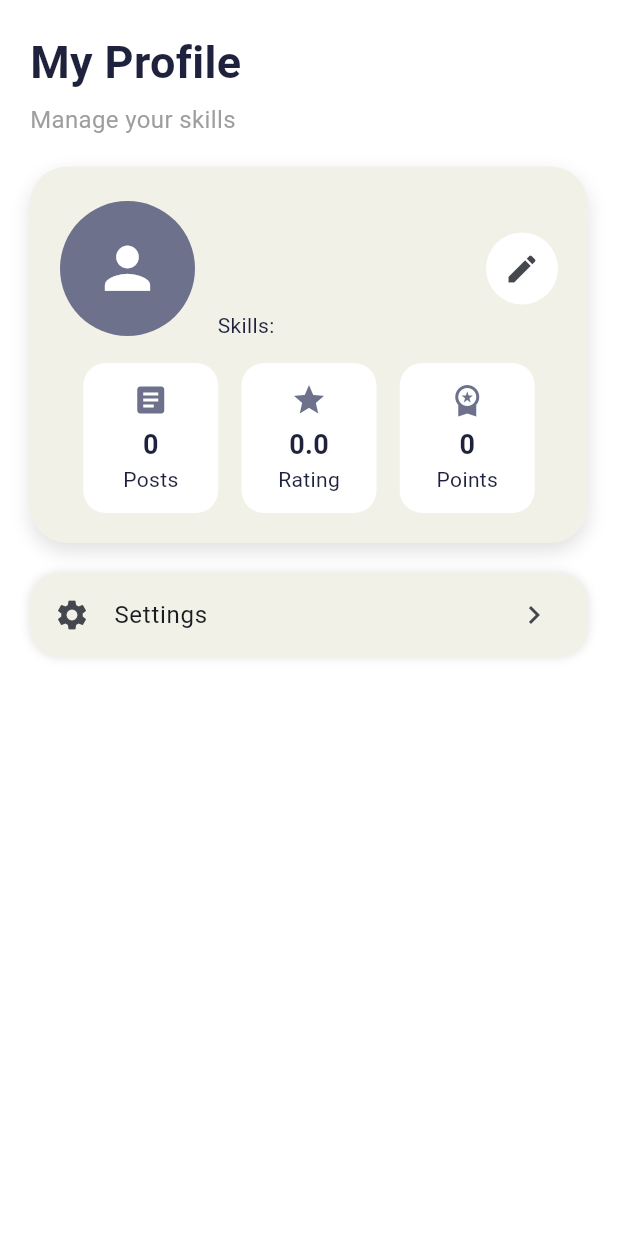
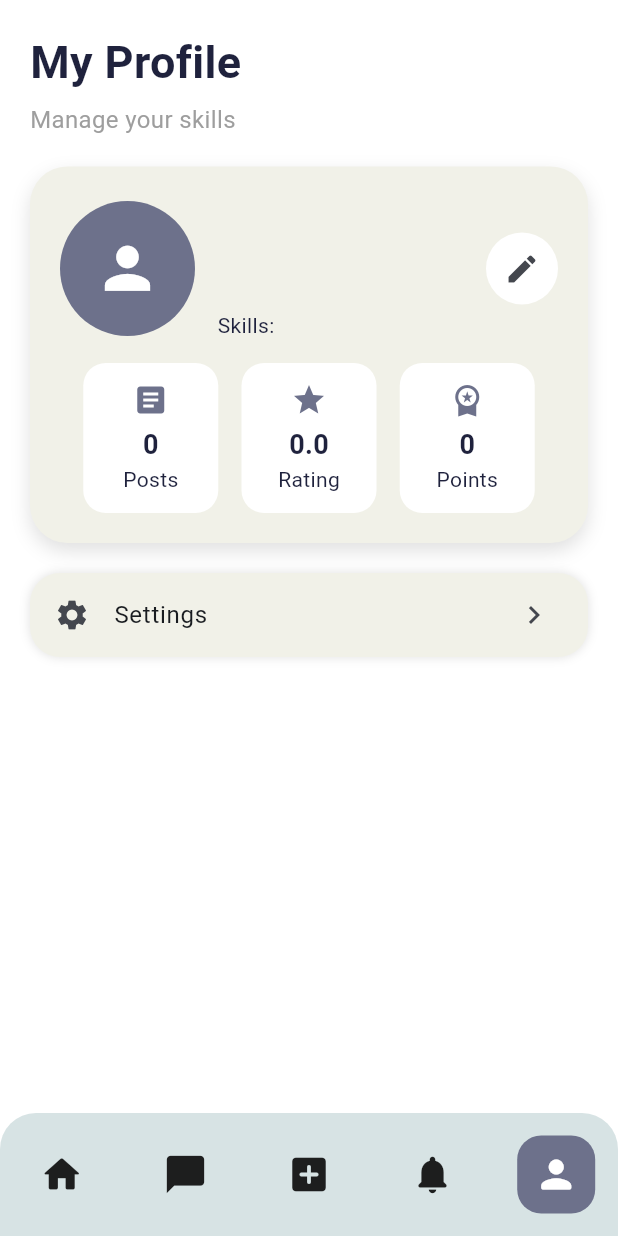
Before and after one commit to BehJiaLing/campus_skillswap, a Flutter app: the ProfilePage screen opened by its route, on a phone screen of 412 x 824 dp. Run offline on Flutter 3.47's test engine with Material 3 defaults, Android fonts, the phone set to English and light mode, and no system bars; our stand-ins replace cloud_firestore, firebase_auth, firebase_core, firebase_storage, image_picker; accounts and stored records are empty.

Commit message:
upd: updated sidebar and updated the main.dart initial page

```diff
--- a/lib/screens/chat/chat_list_page.dart
+++ b/lib/screens/chat/chat_list_page.dart
@@ -2,6 +2,7 @@ import 'package:flutter/material.dart';
 import 'package:cloud_firestore/cloud_firestore.dart';
 import 'package:firebase_auth/firebase_auth.dart';
 import 'chat_detail_page.dart';
+import '../../widgets/bottom_sidebar.dart';
 
 class ChatListPage extends StatefulWidget {
   const ChatListPage({super.key});
@@ -60,6 +61,7 @@ class _ChatListPageState
 
     return Scaffold(
       appBar: AppBar(
+        automaticallyImplyLeading: false,
         title: const Text("Chat History"),
       ),
 
@@ -404,6 +406,7 @@ class _ChatListPageState
           ),
         ],
       ),
+      bottomNavigationBar: const BottomSidebar(currentIndex: 1),
     );
 
   }
--- a/lib/screens/profile/profile_page.dart
+++ b/lib/screens/profile/profile_page.dart
@@ -6,13 +6,20 @@ import 'package:image_picker/image_picker.dart';
 import 'package:firebase_storage/firebase_storage.dart';
 import 'profile_edit_page.dart';
 import 'settings_page.dart';
+import '../../widgets/bottom_sidebar.dart';
 
 class ProfilePage extends StatelessWidget {
   const ProfilePage({super.key});
 
-  Future<void> uploadProfileImage() async {
-    final uid = FirebaseAuth.instance.currentUser!.uid;
+  Future<void> uploadProfileImage(BuildContext context) async {
+    final user = FirebaseAuth.instance.currentUser;
 
+    if (user == null) {
+      Navigator.pushReplacementNamed(context, '/login');
+      return;
+    }
+
+    final uid = user.uid;
     final picker = ImagePicker();
 
     final image = await picker.pickImage(
@@ -32,28 +39,42 @@ class ProfilePage extends StatelessWidget {
 
     final url = await ref.getDownloadURL();
 
-    await FirebaseFirestore.instance
-        .collection('users')
-        .doc(uid)
-        .update({
+    await FirebaseFirestore.instance.collection('users').doc(uid).update({
       'photoUrl': url,
     });
   }
 
   @override
   Widget build(BuildContext context) {
-    final uid = FirebaseAuth.instance.currentUser!.uid;
+    final user = FirebaseAuth.instance.currentUser;
+
+    if (user == null) {
+      return Scaffold(
+        body: Center(
+          child: ElevatedButton(
+            onPressed: () {
+              Navigator.pushReplacementNamed(context, '/login');
+            },
+            child: const Text("Back to Login"),
+          ),
+        ),
+      );
+    }
+
+    final uid = user.uid;
 
     return Scaffold(
-
-
       body: StreamBuilder<DocumentSnapshot>(
         stream: FirebaseFirestore.instance
             .collection('users')
             .doc(uid)
             .snapshots(),
-
         builder: (context, snapshot) {
+          if (snapshot.hasError) {
+            return const Center(
+              child: Text("Failed to load profile"),
+            );
+          }
 
           if (!snapshot.hasData) {
             return const Center(
@@ -61,18 +82,30 @@ class ProfilePage extends StatelessWidget {
             );
           }
 
-          final data =
-          snapshot.data!.data() as Map<String, dynamic>;
+          if (!snapshot.data!.exists || snapshot.data!.data() == null) {
+            return Center(
+              child: ElevatedButton(
+                onPressed: () {
+                  Navigator.pushReplacementNamed(context, '/create-profile');
+                },
+                child: const Text("Create Profile"),
+              ),
+            );
+          }
+
+          final data = snapshot.data!.data() as Map<String, dynamic>;
+
+          final photoUrl = data['photoUrl'] ?? '';
+          final name = data['name'] ?? 'No Name';
+          final course = data['course'] ?? '';
+          final school = data['school'] ?? '';
+          final skills = data['skills'] ?? [];
 
           return SingleChildScrollView(
             padding: const EdgeInsets.all(20),
-
             child: Column(
-              crossAxisAlignment:
-              CrossAxisAlignment.start,
-
+              crossAxisAlignment: CrossAxisAlignment.start,
               children: [
-
                 const Text(
                   "My Profile",
                   style: TextStyle(
@@ -96,10 +129,7 @@ class ProfilePage extends StatelessWidget {
                 Container(
                   decoration: BoxDecoration(
                     color: const Color(0xFFF1F1E8),
-
-                    borderRadius:
-                    BorderRadius.circular(25),
-
+                    borderRadius: BorderRadius.circular(25),
                     boxShadow: const [
                       BoxShadow(
                         color: Colors.black12,
@@ -108,27 +138,21 @@ class ProfilePage extends StatelessWidget {
                       ),
                     ],
                   ),
-
                   child: Padding(
                     padding: const EdgeInsets.all(20),
-
                     child: Column(
                       children: [
-
                         Row(
                           children: [
-
                             GestureDetector(
-                              onTap: uploadProfileImage,
+                              onTap: () => uploadProfileImage(context),
                               child: CircleAvatar(
                                 radius: 45,
                                 backgroundColor: const Color(0xFF6D718B),
-                                backgroundImage:
-                                data['photoUrl'] != ''
-                                    ? NetworkImage(data['photoUrl'])
+                                backgroundImage: photoUrl != ''
+                                    ? NetworkImage(photoUrl)
                                     : null,
-                                child:
-                                data['photoUrl'] == ''
+                                child: photoUrl == ''
                                     ? const Icon(
                                   Icons.person,
                                   size: 45,
@@ -142,34 +166,23 @@ class ProfilePage extends StatelessWidget {
 
                             Expanded(
                               child: Column(
-                                crossAxisAlignment:
-                                CrossAxisAlignment.start,
-
+                                crossAxisAlignment: CrossAxisAlignment.start,
                                 children: [
-
                                   Text(
-                                    data['name'] ?? '',
-                                    style:
-                                    const TextStyle(
+                                    name,
+                                    style: const TextStyle(
                                       fontSize: 20,
-                                      fontWeight:
-                                      FontWeight.bold,
+                                      fontWeight: FontWeight.bold,
                                     ),
                                   ),
 
-                                  Text(
-                                    data['course'] ?? '',
-                                  ),
+                                  Text(course),
+                                  Text(school),
+
+                                  const SizedBox(height: 5),
 
                                   Text(
-                                    data['school'] ?? '',
-                                  ),
-
-                                  const SizedBox(
-                                      height: 5),
-
-                                  Text(
-                                    "Skills: ${((data['skills'] ?? []) as List).join(', ')}",
+                                    "Skills: ${(skills as List).join(', ')}",
                                   ),
                                 ],
                               ),
@@ -180,10 +193,8 @@ class ProfilePage extends StatelessWidget {
                                 color: Colors.white,
                                 shape: BoxShape.circle,
                               ),
-
                               child: IconButton(
                                 icon: const Icon(Icons.edit),
-
                                 onPressed: () {
                                   Navigator.push(
                                     context,
@@ -201,24 +212,10 @@ class ProfilePage extends StatelessWidget {
                         const SizedBox(height: 15),
 
                         Row(
-                          mainAxisAlignment:
-                          MainAxisAlignment
-                              .spaceEvenly,
-
+                          mainAxisAlignment: MainAxisAlignment.spaceEvenly,
                           children: [
-
-                            statBox(
-                              "0",
-                              "Posts",
-                              Icons.article,
-                            ),
-
-                            statBox(
-                              "0.0",
-                              "Rating",
-                              Icons.star,
-                            ),
-
+                            statBox("0", "Posts", Icons.article),
+                            statBox("0.0", "Rating", Icons.star),
                             statBox(
                               "0",
                               "Points",
@@ -236,10 +233,7 @@ class ProfilePage extends StatelessWidget {
                 Container(
                   decoration: BoxDecoration(
                     color: const Color(0xFFF1F1E8),
-
-                    borderRadius:
-                    BorderRadius.circular(20),
-
+                    borderRadius: BorderRadius.circular(20),
                     boxShadow: const [
                       BoxShadow(
                         color: Colors.black12,
@@ -247,23 +241,15 @@ class ProfilePage extends StatelessWidget {
                       ),
                     ],
                   ),
-
                   child: ListTile(
-                    leading:
-                    const Icon(Icons.settings),
-
-                    title:
-                    const Text("Settings"),
-
-                    trailing:
-                    const Icon(Icons.chevron_right),
-
+                    leading: const Icon(Icons.settings),
+                    title: const Text("Settings"),
+                    trailing: const Icon(Icons.chevron_right),
                     onTap: () {
                       Navigator.push(
                         context,
                         MaterialPageRoute(
-                          builder: (_) =>
-                          const SettingsPage(),
+                          builder: (_) => const SettingsPage(),
                         ),
                       );
                     },
@@ -274,6 +260,7 @@ class ProfilePage extends StatelessWidget {
           );
         },
       ),
+      bottomNavigationBar: const BottomSidebar(currentIndex: 4),
     );
   }
 
@@ -285,26 +272,18 @@ class ProfilePage extends StatelessWidget {
     return Container(
       width: 90,
       height: 100,
-
       decoration: BoxDecoration(
         color: Colors.white,
-        borderRadius:
-        BorderRadius.circular(15),
+        borderRadius: BorderRadius.circular(15),
       ),
-
       child: Column(
-        mainAxisAlignment:
-        MainAxisAlignment.center,
-
+        mainAxisAlignment: MainAxisAlignment.center,
         children: [
-
           Icon(
             icon,
             color: const Color(0xFF6D718B),
           ),
-
           const SizedBox(height: 5),
-
           Text(
             value,
             style: const TextStyle(
@@ -312,7 +291,6 @@ class ProfilePage extends StatelessWidget {
               fontWeight: FontWeight.bold,
             ),
           ),
-
           Text(label),
         ],
       ),
--- a/lib/screens/users/post_page.dart
+++ b/lib/screens/users/post_page.dart
@@ -2,6 +2,7 @@ import 'package:flutter/material.dart';
 import 'package:cloud_firestore/cloud_firestore.dart';
 import 'package:firebase_auth/firebase_auth.dart';
 import '../chat/chat_detail_page.dart';
+import '../../widgets/bottom_sidebar.dart';
 
 class PostPage extends StatelessWidget {
   const PostPage({super.key});
@@ -13,7 +14,8 @@ class PostPage extends StatelessWidget {
   Widget build(BuildContext context) {
     return Scaffold(
       appBar: AppBar(
-        title: const Text("Users Collection Test"),
+        automaticallyImplyLeading: false,
+        title: const Text("Post Dashboard"),
         backgroundColor: cardBlue,
       ),
       body: StreamBuilder<QuerySnapshot>(
@@ -139,6 +141,7 @@ class PostPage extends StatelessWidget {
           );
         },
       ),
+      bottomNavigationBar: const BottomSidebar(currentIndex: 0),
     );
   }
 }
--- /dev/null
+++ b/lib/widgets/bottom_sidebar.dart
@@ -0,0 +1,80 @@
+import 'package:flutter/material.dart';
+
+class BottomSidebar extends StatelessWidget {
+  final int currentIndex;
+
+  const BottomSidebar({
+    super.key,
+    required this.currentIndex,
+  });
+
+  static const Color navColor = Color(0xFFD7E3E4);
+  static const Color activeColor = Color(0xFF6D718B);
+
+  void _goToPage(BuildContext context, int index) {
+    if (index == currentIndex) return;
+
+    switch (index) {
+      case 0:
+        Navigator.pushReplacementNamed(context, '/post');
+        break;
+      case 1:
+        Navigator.pushReplacementNamed(context, '/chat');
+        break;
+      case 2:
+        Navigator.pushReplacementNamed(context, '/create-post');
+        break;
+      case 3:
+        Navigator.pushReplacementNamed(context, '/request-post');
+        break;
+      case 4:
+        Navigator.pushReplacementNamed(context, '/profile');
+        break;
+    }
+  }
+
+  @override
+  Widget build(BuildContext context) {
+    return Container(
+      height: 82,
+      decoration: const BoxDecoration(
+        color: navColor,
+        borderRadius: BorderRadius.only(
+          topLeft: Radius.circular(24),
+          topRight: Radius.circular(24),
+        ),
+      ),
+      child: Row(
+        mainAxisAlignment: MainAxisAlignment.spaceAround,
+        children: [
+          _navIcon(context, Icons.home_rounded, 0),
+          _navIcon(context, Icons.chat_bubble_rounded, 1),
+          _navIcon(context, Icons.add_box_rounded, 2),
+          _navIcon(context, Icons.notifications_rounded, 3),
+          _navIcon(context, Icons.person_rounded, 4),
+        ],
+      ),
+    );
+  }
+
+  Widget _navIcon(BuildContext context, IconData icon, int index) {
+    final bool isActive = currentIndex == index;
+
+    return GestureDetector(
+      onTap: () => _goToPage(context, index),
+      child: Container(
+        width: 52,
+        height: 52,
+        decoration: BoxDecoration(
+          color: isActive ? activeColor : Colors.transparent,
+          borderRadius: BorderRadius.circular(16),
+        ),
+        child: Icon(
+          icon,
+          size: 30,
+          color: isActive ? Colors.white : Colors.black87,
+        ),
+      ),
+    );
+  }
+}
```
Also changed, not shown: lib/main.dart (+7 -6 lines), lib/screens/users/create_post_page.dart (added, +19 -0 lines), lib/screens/users/request_post_page.dart (added, +19 -0 lines).
